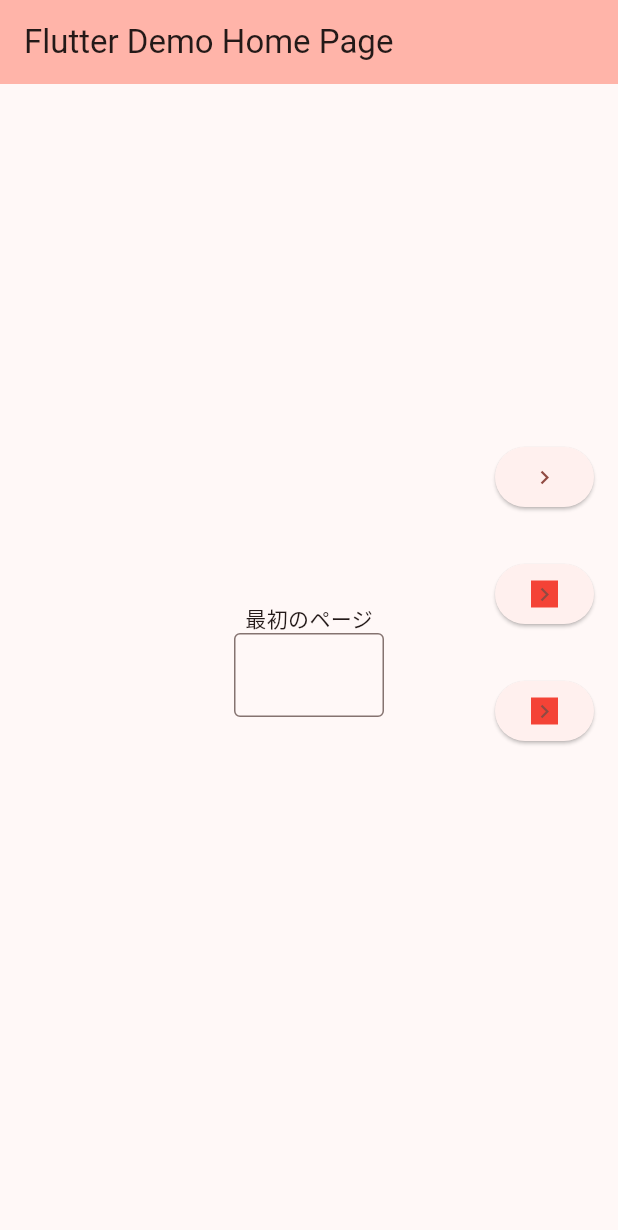
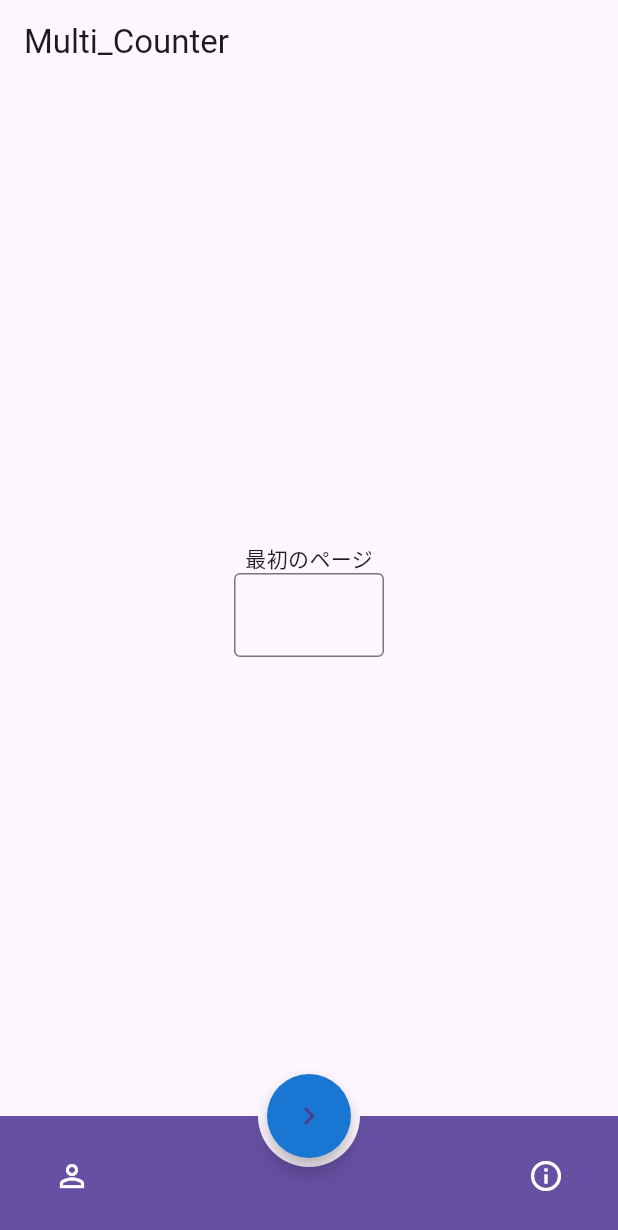
Before and after one commit to kite0311/multi_counter, a Flutter app: the screen it shows after launch, on a phone screen of 412 x 824 dp. Shown: the top 1230 px of the screen. Run offline on Flutter 3.47's test engine with Material 3 defaults, Android fonts, the phone set to English and light mode, and no system bars; our stand-ins replace flutter_colorpicker.

Commit message:
Initial commit

```diff
--- a/lib/main.dart
+++ b/lib/main.dart
@@ -1,8 +1,5 @@
-import 'package:counter/list_page.dart';
-import 'package:counter/old.dart';
 import 'package:counter/ListPageSampleTest.dart';
 import 'package:flutter/material.dart';
-import 'package:counter/test_color.dart';
 
 void main() {
   runApp(const MyApp());
@@ -15,12 +12,8 @@ class MyApp extends StatelessWidget {
   @override
   Widget build(BuildContext context) {
     return MaterialApp(
-      title: 'Flutter Demo',
-      theme: ThemeData(
-        colorScheme: ColorScheme.fromSeed(seedColor: Colors.red),
-        useMaterial3: true,
-      ),
-      home: const MyHomePage(title: 'Flutter Demo Home Page'),
+      title: 'Multi_Counter',
+      home: const MyHomePage(title: 'Multi_Counter'),
     );
   }
 }
@@ -40,8 +33,8 @@ class _MyHomePageState extends State<MyHomePage> {
   @override
   Widget build(BuildContext context) {
     return Scaffold(
+      resizeToAvoidBottomInset: false,
       appBar: AppBar(
-        backgroundColor: Theme.of(context).colorScheme.inversePrimary,
         title: Text(widget.title),
       ),
       body: Center(
@@ -54,6 +47,7 @@ class _MyHomePageState extends State<MyHomePage> {
             SizedBox(
               width: 100,
               child: TextField(
+                keyboardType: TextInputType.number,
                 decoration: InputDecoration(
                   border: OutlineInputBorder(),
                 ),
@@ -69,56 +63,76 @@ class _MyHomePageState extends State<MyHomePage> {
           ],
         ),
       ),
-      floatingActionButton: Column(
-        mainAxisAlignment: MainAxisAlignment.center,
-        children: [
-          ElevatedButton(
+      floatingActionButtonLocation: FloatingActionButtonLocation.centerDocked,
+      floatingActionButton: MyFloatingActionButton(number: number),
+      bottomNavigationBar: MyBottomAppBar(),
+    );
+  }
+}
+
+class MyFloatingActionButton extends StatelessWidget {
+  const MyFloatingActionButton({
+    Key? key,
+    required this.number,
+  }) : super(key: key);
+
+  final int number;
+
+  @override
+  Widget build(BuildContext context) {
+    return FloatingActionButton(
+      shape: CircleBorder(),
+      backgroundColor: Theme.of(context).primaryColorDark,
       onPressed: () {
         Navigator.push(
           context,
           MaterialPageRoute(
-                  builder: (context) => ListPageSample(value: number),
+            builder: (context) =>
+                ListPageSampleTest(valueFromTextField: number),
           ),
         );
       },
       child: const Icon(Icons.navigate_next_sharp),
-          ),
-          SizedBox(
-            height: 30,
-          ),
-          // 確定ボタンありページ
-          ElevatedButton(
-            onPressed: () {
-              Navigator.push(
-                context,
-                MaterialPageRoute(
-                  builder: (context) => ListPageSampleTest(valueFromTextField: number),
-                ),
     );
-            },
-            child: Container(
-              decoration: BoxDecoration(color: Colors.red),
-              child: const Icon(Icons.navigate_next_sharp),
+  }
+}
+
+class MyBottomAppBar extends StatelessWidget {
+  const MyBottomAppBar({super.key});
+
+  @override
+  Widget build(BuildContext context) {
+    return BottomAppBar(
+      color: Theme.of(context).primaryColor,
+      notchMargin: 6.0,
+      shape: AutomaticNotchedShape(
+        RoundedRectangleBorder(),
+        StadiumBorder(
+          side: BorderSide(),
         ),
       ),
-          SizedBox(
-            height: 30,
+      child: Padding(
+        padding: EdgeInsets.symmetric(horizontal: 8.0),
+        child: new Row(
+          mainAxisSize: MainAxisSize.max,
+          mainAxisAlignment: MainAxisAlignment.spaceBetween,
+          children: <Widget>[
+            IconButton(
+              icon: Icon(
+                Icons.person_outline,
+                color: Colors.white,
               ),
-          ElevatedButton(
-            onPressed: () {
-              Navigator.push(
-                context,
-                MaterialPageRoute(
-                  builder: (context) => testColor(),
+              onPressed: () {},
             ),
-              );
-            },
-            child: Container(
-              decoration: BoxDecoration(color: Colors.red),
-              child: const Icon(Icons.navigate_next_sharp),
+            IconButton(
+              icon: Icon(
+                Icons.info_outline,
+                color: Colors.white,
               ),
+              onPressed: () {},
             ),
           ],
+        ),
       ),
     );
   }
```
Lines whose indentation alone changed are shown as unchanged.
